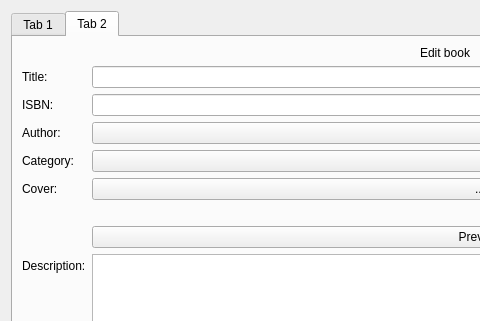
First picture: the form in assets/XML/book_window.ui, repository nisaia/P-yQt-ersonal-management-system, before the edit; both pictures show x 0 to 480 and y 0 to 321 of the 890 by 730 pixel window.
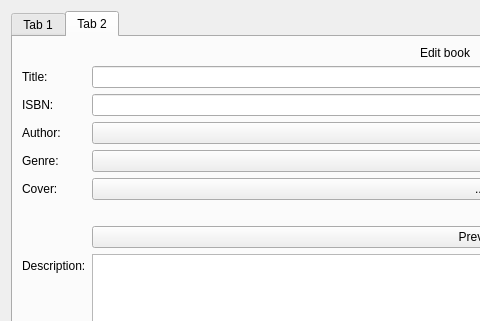
Second picture: the form after the edit. The open tabs and pages were chosen to show the change.

```diff
--- a/assets/XML/book_window.ui
+++ b/assets/XML/book_window.ui
@@ -134,7 +134,7 @@
        <item row="4" column="0">
         <widget class="QLabel" name="category_label">
          <property name="text">
-          <string>Category:</string>
+          <string>Genre:</string>
          </property>
         </widget>
        </item>
```
Left out of the diff: 10 changed lines with no effect on the pictures.
